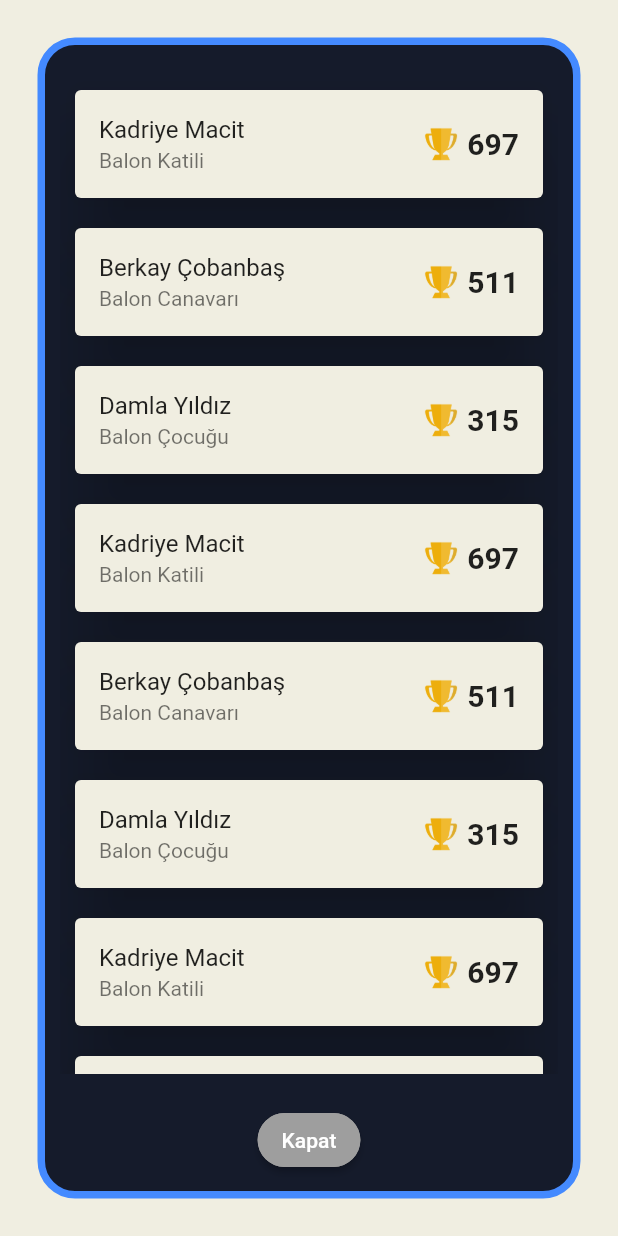
After one commit to abdullahturkmen/bubbles_pop, a Flutter app: the TopScores screen opened directly, on a phone screen of 412 x 824 dp. The commit adds this screen. Run offline on Flutter 3.47's test engine with Material 2 defaults, Android fonts, the light colour scheme and no system bars; our stand-ins replace circular_countdown_timer, confetti, just_audio.

Commit message:
score list added and some widget edited

```diff
--- a/lib/game.dart
+++ b/lib/game.dart
@@ -53,9 +53,9 @@ class _GamePageState extends State<GamePage> {
 
   void bubblePosition() {
     Random rnd = Random();
-    int min = -100, max = 100;
-    xPos = (rnd.nextInt(max - min) / 100) - 1;
-    yPos = (rnd.nextInt(max - min) / 100) - 1;
+    int minX = -98, maxX = 98, minY = -90, maxY = 90;
+    xPos = (rnd.nextInt(maxX - minX) / 100) - 0.98;
+    yPos = (rnd.nextInt(maxY - minY) / 100) - 0.9;
   }
 
   void _startSound() async {
@@ -121,18 +121,22 @@ class _GamePageState extends State<GamePage> {
                 padding: const EdgeInsets.fromLTRB(5, 1, 5, 1),
                 decoration: BoxDecoration(
                   borderRadius: BorderRadius.circular(5),
-                  color: Colors.amber,
+                  color: Color(0xFF151B2B),
                 ),
                 child: Row(
                   mainAxisAlignment: MainAxisAlignment.end,
                   children: [
-                    Icon(
-                      Icons.star,
+                    Image.asset(
+                      'lib/assets/images/score-icon.png',
+                      width: 25,
                     ),
+                    SizedBox(width: 5),
                     Text(
                       score.toString(),
                       style: const TextStyle(
-                          fontSize: 20, fontWeight: FontWeight.w500),
+                          fontSize: 20,
+                          fontWeight: FontWeight.w500,
+                          color: Colors.amber),
                     ),
                   ],
                 ),
@@ -182,7 +186,7 @@ class _GamePageState extends State<GamePage> {
                   height: ballSize,
                   ringColor: Colors.grey,
                   ringGradient: null,
-                  fillColor: Colors.purpleAccent,
+                  fillColor: Color(0xFF151B2B),
                   fillGradient: null,
                   backgroundColor: Colors.purple[500],
                   backgroundGradient: null,
--- a/lib/game_over.dart
+++ b/lib/game_over.dart
@@ -25,13 +25,14 @@ class GameOver extends StatelessWidget {
                 Row(
                   mainAxisAlignment: MainAxisAlignment.center,
                   children: [
-                    Icon(
-                      Icons.star,
-                      size: 40,
+                    Image.asset(
+                      'lib/assets/images/score-icon.png',
+                      width: 35,
                     ),
                     Text(
                       scoreCount,
-                      style: TextStyle(fontSize: 30),
+                      style:
+                          TextStyle(fontSize: 30, fontWeight: FontWeight.bold),
                     ),
                   ],
                 ),
--- a/lib/home.dart
+++ b/lib/home.dart
@@ -1,3 +1,4 @@
+import 'package:bubbles_pop/scores.dart';
 import 'package:flutter/material.dart';
 
 import 'game.dart';
@@ -66,21 +67,20 @@ class _StartGameState extends State<StartGame> {
                     ),
                   ),
                   Container(
-                    alignment: const Alignment(0.9, 0.9),
+                    alignment: const Alignment(0.9, 0.85),
                     child: InkWell(
                       highlightColor: Colors.transparent,
                       hoverColor: Colors.transparent,
                       focusColor: Colors.transparent,
-                      child: const Icon(
-                        Icons.info,
-                        color: Colors.deepOrange,
-                        size: 32.0,
+                      child: Image.asset(
+                        'lib/assets/images/top-scores-icon.jpeg',
+                        width: MediaQuery.of(context).size.width * 0.12,
                       ),
                       onTap: () {
                         Navigator.push(
                           context,
                           MaterialPageRoute(
-                              builder: (context) => const InfoPage()),
+                              builder: (context) => const TopScores()),
                         );
                       },
                     ),
--- /dev/null
+++ b/lib/scores.dart
@@ -0,0 +1,323 @@
+import 'package:flutter/material.dart';
+
+class TopScores extends StatelessWidget {
+  const TopScores({Key? key}) : super(key: key);
+
+  @override
+  Widget build(BuildContext context) {
+    return Scaffold(
+      body: Container(
+        color: Color(0xFFF0EEE1),
+        child: Center(
+          child: Container(
+            margin: const EdgeInsets.all(25.0),
+            padding: const EdgeInsets.all(10.0),
+            decoration: BoxDecoration(
+              color: Color(0xFF151B2B),
+              border: Border.all(color: Colors.blueAccent, width: 5),
+              borderRadius: BorderRadius.circular(25),
+            ),
+            child: Column(
+              mainAxisAlignment: MainAxisAlignment.center,
+              mainAxisSize: MainAxisSize.min,
+              children: [
+                Expanded(
+                  child: ListView(
+                    children: <Widget>[
+                      SizedBox(
+                        height: 10,
+                      ),
+
+                      Padding(
+                        padding: const EdgeInsets.symmetric(horizontal: 10),
+                      ),
+
+                      Card(
+                        margin: EdgeInsets.all(10),
+                        elevation: 20,
+                        color: Color(0xFFF0EEE1),
+                        child: ListTile(
+                          title: Text("Kadriye Macit"),
+                          subtitle: Text("Balon Katili"),
+                          trailing: SingleChildScrollView(
+                              scrollDirection: Axis.horizontal,
+                              child: Row(children: <Widget>[
+                                Image.asset(
+                                  'lib/assets/images/score-icon.png',
+                                  width: 25,
+                                ),
+                                SizedBox(width: 5),
+                                Text(
+                                  "697",
+                                  style: TextStyle(
+                                      fontSize: 20,
+                                      fontWeight: FontWeight.bold),
+                                ),
+                              ])),
+                        ),
+                      ),
+
+                      Padding(
+                        padding: const EdgeInsets.symmetric(horizontal: 10),
+                      ), //aralarına çizgi tanımlamak için
+                      //Divider widget'ını tanımlıyoruz
+
+                      Card(
+                        margin: EdgeInsets.all(10),
+                        elevation: 20,
+                        color: Color(0xFFF0EEE1),
+                        child: ListTile(
+                          title: Text("Berkay Çobanbaş"),
+                          subtitle: Text("Balon Canavarı"),
+                          trailing: SingleChildScrollView(
+                              scrollDirection: Axis.horizontal,
+                              child: Row(children: <Widget>[
+                                Image.asset(
+                                  'lib/assets/images/score-icon.png',
+                                  width: 25,
+                                ),
+                                SizedBox(width: 5),
+                                Text(
+                                  "511",
+                                  style: TextStyle(
+                                      fontSize: 20,
+                                      fontWeight: FontWeight.bold),
+                                ),
+                              ])),
+                        ),
+                      ),
+
+                      Padding(
+                        padding: const EdgeInsets.symmetric(horizontal: 10),
+                      ),
+
+                      Card(
+                        margin: EdgeInsets.all(10),
+                        elevation: 20,
+                        color: Color(0xFFF0EEE1),
+                        child: ListTile(
+                          title: Text("Damla Yıldız"),
+                          subtitle: Text("Balon Çocuğu"),
+                          trailing: SingleChildScrollView(
+                              scrollDirection: Axis.horizontal,
+                              child: Row(children: <Widget>[
+                                Image.asset(
+                                  'lib/assets/images/score-icon.png',
+                                  width: 25,
+                                ),
+                                SizedBox(width: 5),
+                                Text(
+                                  "315",
+                                  style: TextStyle(
+                                      fontSize: 20,
+                                      fontWeight: FontWeight.bold),
+                                ),
+                              ])),
+                        ),
+                      ),
+
+                      Padding(
+                        padding: const EdgeInsets.symmetric(horizontal: 10),
+                      ),
+                      Card(
+                        margin: EdgeInsets.all(10),
+                        elevation: 20,
+                        color: Color(0xFFF0EEE1),
+                        child: ListTile(
+                          title: Text("Kadriye Macit"),
+                          subtitle: Text("Balon Katili"),
+                          trailing: SingleChildScrollView(
+                              scrollDirection: Axis.horizontal,
+                              child: Row(children: <Widget>[
+                                Image.asset(
+                                  'lib/assets/images/score-icon.png',
+                                  width: 25,
+                                ),
+                                SizedBox(width: 5),
+                                Text(
+                                  "697",
+                                  style: TextStyle(
+                                      fontSize: 20,
+                                      fontWeight: FontWeight.bold),
+                                ),
+                              ])),
+                        ),
+                      ),
+
+                      Padding(
+                        padding: const EdgeInsets.symmetric(horizontal: 10),
+                      ), //aralarına çizgi tanımlamak için
+                      //Divider widget'ını tanımlıyoruz
+
+                      Card(
+                        margin: EdgeInsets.all(10),
+                        elevation: 20,
+                        color: Color(0xFFF0EEE1),
+                        child: ListTile(
+                          title: Text("Berkay Çobanbaş"),
+                          subtitle: Text("Balon Canavarı"),
+                          trailing: SingleChildScrollView(
+                              scrollDirection: Axis.horizontal,
+                              child: Row(children: <Widget>[
+                                Image.asset(
+                                  'lib/assets/images/score-icon.png',
+                                  width: 25,
+                                ),
+                                SizedBox(width: 5),
+                                Text(
+                                  "511",
+                                  style: TextStyle(
+                                      fontSize: 20,
+                                      fontWeight: FontWeight.bold),
+                                ),
+                              ])),
+                        ),
+                      ),
+
+                      Padding(
+                        padding: const EdgeInsets.symmetric(horizontal: 10),
+                      ),
+
+                      Card(
+                        margin: EdgeInsets.all(10),
+                        elevation: 20,
+                        color: Color(0xFFF0EEE1),
+                        child: ListTile(
+                          title: Text("Damla Yıldız"),
+                          subtitle: Text("Balon Çocuğu"),
+                          trailing: SingleChildScrollView(
+                              scrollDirection: Axis.horizontal,
+                              child: Row(children: <Widget>[
+                                Image.asset(
+                                  'lib/assets/images/score-icon.png',
+                                  width: 25,
+                                ),
+                                SizedBox(width: 5),
+                                Text(
+                                  "315",
+                                  style: TextStyle(
+                                      fontSize: 20,
+                                      fontWeight: FontWeight.bold),
+                                ),
+                              ])),
+                        ),
+                      ),
+
+                      Padding(
+                        padding: const EdgeInsets.symmetric(horizontal: 10),
+                      ),
+                      Card(
+                        margin: EdgeInsets.all(10),
+                        elevation: 20,
+                        color: Color(0xFFF0EEE1),
+                        child: ListTile(
+                          title: Text("Kadriye Macit"),
+                          subtitle: Text("Balon Katili"),
+                          trailing: SingleChildScrollView(
+                              scrollDirection: Axis.horizontal,
+                              child: Row(children: <Widget>[
+                                Image.asset(
+                                  'lib/assets/images/score-icon.png',
+                                  width: 25,
+                                ),
+                                SizedBox(width: 5),
+                                Text(
+                                  "697",
+                                  style: TextStyle(
+                                      fontSize: 20,
+                                      fontWeight: FontWeight.bold),
+                                ),
+                              ])),
+                        ),
+                      ),
+
+                      Padding(
+                        padding: const EdgeInsets.symmetric(horizontal: 10),
+                      ), //aralarına çizgi tanımlamak için
+                      //Divider widget'ını tanımlıyoruz
+
+                      Card(
+                        margin: EdgeInsets.all(10),
+                        elevation: 20,
+                        color: Color(0xFFF0EEE1),
+                        child: ListTile(
+                          title: Text("Berkay Çobanbaş"),
+                          subtitle: Text("Balon Canavarı"),
+                          trailing: SingleChildScrollView(
+                              scrollDirection: Axis.horizontal,
+                              child: Row(children: <Widget>[
+                                Image.asset(
+                                  'lib/assets/images/score-icon.png',
+                                  width: 25,
+                                ),
+                                SizedBox(width: 5),
+                                Text(
+                                  "511",
+                                  style: TextStyle(
+                                      fontSize: 20,
+                                      fontWeight: FontWeight.bold),
+                                ),
+                              ])),
+                        ),
+                      ),
+
+                      Padding(
+                        padding: const EdgeInsets.symmetric(horizontal: 10),
+                      ),
+
+                      Card(
+                        margin: EdgeInsets.all(10),
+                        elevation: 20,
+                        color: Color(0xFFF0EEE1),
+                        child: ListTile(
+                          title: Text("Damla Yıldız"),
+                          subtitle: Text("Balon Çocuğu"),
+                          trailing: SingleChildScrollView(
+                              scrollDirection: Axis.horizontal,
+                              child: Row(children: <Widget>[
+                                Image.asset(
+                                  'lib/assets/images/score-icon.png',
+                                  width: 25,
+                                ),
+                                SizedBox(width: 5),
+                                Text(
+                                  "315",
+                                  style: TextStyle(
+                                      fontSize: 20,
+                                      fontWeight: FontWeight.bold),
+                                ),
+                              ])),
+                        ),
+                      ),
+
+                      Padding(
+                        padding: const EdgeInsets.symmetric(horizontal: 10),
+                      ),
+                    ],
+                  ),
+                ),
+                SizedBox(height: 20),
+                ElevatedButton(
+                  style: ButtonStyle(
+                    backgroundColor:
+                        MaterialStateProperty.all<Color>(Colors.grey),
+                    shape: MaterialStateProperty.all<RoundedRectangleBorder>(
+                      RoundedRectangleBorder(
+                        borderRadius: BorderRadius.circular(18.0),
+                        side: BorderSide(color: Colors.grey, width: 2.0),
+                      ),
+                    ),
+                  ),
+                  child: const Text("Kapat"),
+                  onPressed: () {
+                    Navigator.pop(context);
+                  },
+                ),
+              ],
+            ),
+          ),
+        ),
+      ),
+    );
+  }
+}
```
Also changed, not shown: lib/assets/images/score-icon.png (added), lib/assets/images/top-scores-icon.jpeg (added).
